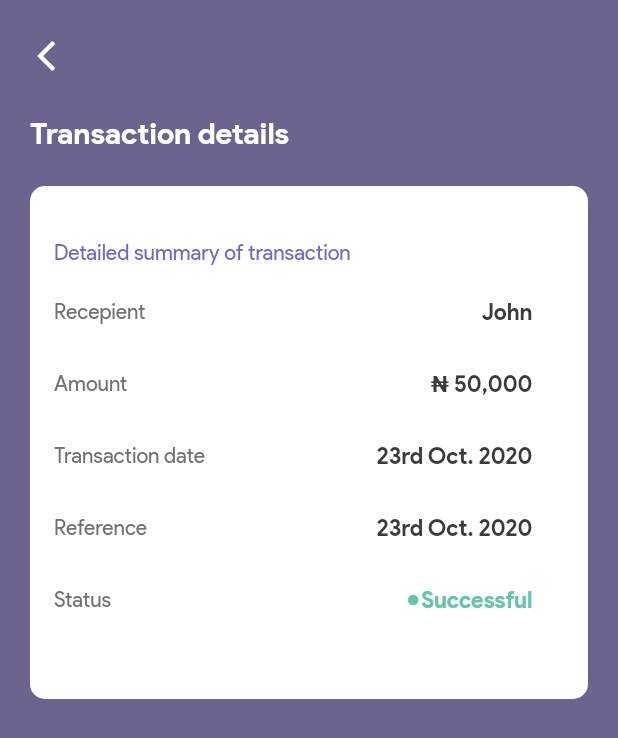
After one commit to agbamajeremiah/renmoney_task, a Flutter app: the screen it shows after launch, after a tap on an icon or button, on a phone screen of 412 x 824 dp. The commit adds this screen. Shown: the top 738 px of the screen. Run offline on Flutter 3.47's test engine with Material 2 defaults, Android fonts, the phone set to English and light mode, and no system bars; our stand-ins replace flutter_svg, gap.

Commit message:
Add transaction details screen

```diff
--- a/lib/core/constants/colors.dart
+++ b/lib/core/constants/colors.dart
@@ -4,6 +4,8 @@ import 'package:flutter/material.dart';
 class AppColors {
   //The purple color
   static const purple = Color(0xff7765C4);
+  //The dark purple color
+  static const darkPurple = Color(0xff6C648E);
 
   // The background color
   static const background = Color(0xffE5E7EB);
--- a/lib/features/transaction/presentation/pages/pages.dart
+++ b/lib/features/transaction/presentation/pages/pages.dart
@@ -1 +1,2 @@
+export 'transaction_details_screen.dart';
 export 'transactions_screen.dart';
--- /dev/null
+++ b/lib/features/transaction/presentation/pages/transaction_details_screen.dart
@@ -0,0 +1,129 @@
+import 'package:flutter/material.dart';
+import 'package:gap/gap.dart';
+import 'package:renmoney_task/core/core.dart';
+import 'package:renmoney_task/features/transaction/transaction.dart';
+
+/// [TransactionDetailsScreen] display details of a single transaction
+class TransactionDetailsScreen extends StatelessWidget {
+  const TransactionDetailsScreen({Key? key}) : super(key: key);
+
+  @override
+  Widget build(BuildContext context) {
+    return Scaffold(
+      backgroundColor: AppColors.darkPurple,
+      body: SafeArea(
+        child: Padding(
+          padding: const EdgeInsets.symmetric(
+            horizontal: 20,
+            vertical: 20,
+          ),
+          child: Column(
+            crossAxisAlignment: CrossAxisAlignment.start,
+            children: [
+              GestureDetector(
+                onTap: (() => Navigator.pop(context)),
+                child: const Padding(
+                  padding: EdgeInsets.all(5.0),
+                  child: Icon(
+                    Icons.arrow_back_ios,
+                    color: Colors.white,
+                  ),
+                ),
+              ),
+              const Gap(23),
+              Expanded(
+                child: SingleChildScrollView(
+                  physics: const BouncingScrollPhysics(),
+                  child: Column(
+                    children: [
+                      Align(
+                        alignment: Alignment.centerLeft,
+                        child: TextBold(
+                          'Transaction details',
+                          color: Colors.white,
+                        ),
+                      ),
+                      const Gap(23),
+                      Container(
+                        width: double.infinity,
+                        padding: const EdgeInsets.only(
+                          top: 36,
+                          left: 16,
+                          right: 37,
+                          bottom: 27,
+                        ),
+                        decoration: BoxDecoration(
+                          color: Colors.white,
+                          borderRadius: BorderRadius.circular(10),
+                        ),
+                        child: Column(
+                          crossAxisAlignment: CrossAxisAlignment.start,
+                          children: [
+                            TextRegular(
+                              'Detailed summary of transaction',
+                              color: AppColors.purple,
+                              fontSize: 14,
+                            ),
+                            const Gap(22),
+                            const TransactionSummaryElement(
+                              label: 'Recepient',
+                              value: 'John',
+                            ),
+                            const TransactionSummaryElement(
+                              label: 'Amount',
+                              value: '₦ 50,000',
+                            ),
+                            const TransactionSummaryElement(
+                              label: 'Transaction date',
+                              value: '23rd Oct. 2020',
+                            ),
+                            const TransactionSummaryElement(
+                              label: 'Reference',
+                              value: '23rd Oct. 2020',
+                            ),
+                            Padding(
+                              padding: const EdgeInsets.only(bottom: 30),
+                              child: Row(
+                                mainAxisAlignment:
+                                    MainAxisAlignment.spaceBetween,
+                                children: [
+                                  TextRegular(
+                                    'Status',
+                                    color: AppColors.lightText,
+                                    fontSize: 14,
+                                  ),
+                                  Row(
+                                    children: [
+                                      Container(
+                                        height: 7,
+                                        width: 7,
+                                        decoration: const BoxDecoration(
+                                          color: AppColors.green,
+                                          shape: BoxShape.circle,
+                                        ),
+                                      ),
+                                      const Gap(2),
+                                      TextBold(
+                                        'Successful',
+                                        fontSize: 15,
+                                        color: AppColors.green,
+                                      ),
+                                    ],
+                                  )
+                                ],
+                              ),
+                            )
+                          ],
+                        ),
+                      ),
+                    ],
+                  ),
+                ),
+              ),
+            ],
+          ),
+        ),
+      ),
+    );
+  }
+}
--- a/lib/features/transaction/presentation/widgets/single_transaction_widget.dart
+++ b/lib/features/transaction/presentation/widgets/single_transaction_widget.dart
@@ -2,6 +2,7 @@ import 'package:flutter/material.dart';
 import 'package:flutter_svg/flutter_svg.dart';
 import 'package:gap/gap.dart';
 import 'package:renmoney_task/core/core.dart';
+import 'package:renmoney_task/features/transaction/transaction.dart';
 
 /// [SingleTransactionWidget] show summary for a particular transaction
 
@@ -12,7 +13,14 @@ class SingleTransactionWidget extends StatelessWidget {
 
   @override
   Widget build(BuildContext context) {
-    return Container(
+    return GestureDetector(
+      onTap: (() => Navigator.push(
+            context,
+            MaterialPageRoute(
+              builder: (context) => const TransactionDetailsScreen(),
+            ),
+          )),
+      child: Container(
         margin: const EdgeInsets.only(bottom: 10),
         padding: const EdgeInsets.symmetric(
           vertical: 17,
@@ -83,6 +91,7 @@ class SingleTransactionWidget extends StatelessWidget {
             )
           ],
         ),
+      ),
     );
   }
 }
--- /dev/null
+++ b/lib/features/transaction/presentation/widgets/transaction_summary_element.dart
@@ -0,0 +1,34 @@
+import 'package:flutter/material.dart';
+import 'package:renmoney_task/core/core.dart';
+
+/// [TransactionSummaryElement] display details of a single transaction summary item
+class TransactionSummaryElement extends StatelessWidget {
+  const TransactionSummaryElement({
+    Key? key,
+    required this.label,
+    required this.value,
+  }) : super(key: key);
+  final String label;
+  final String value;
+
+  @override
+  Widget build(BuildContext context) {
+    return Padding(
+      padding: const EdgeInsets.only(bottom: 30),
+      child: Row(
+        mainAxisAlignment: MainAxisAlignment.spaceBetween,
+        children: [
+          TextRegular(
+            label,
+            color: AppColors.lightText,
+            fontSize: 14,
+          ),
+          TextBold(
+            value,
+            fontSize: 15,
+          )
+        ],
+      ),
+    );
+  }
+}
--- a/lib/features/transaction/presentation/widgets/widgets.dart
+++ b/lib/features/transaction/presentation/widgets/widgets.dart
@@ -1 +1,2 @@
 export 'single_transaction_widget.dart';
+export 'transaction_summary_element.dart';
```
Lines whose indentation alone changed are shown as unchanged.
